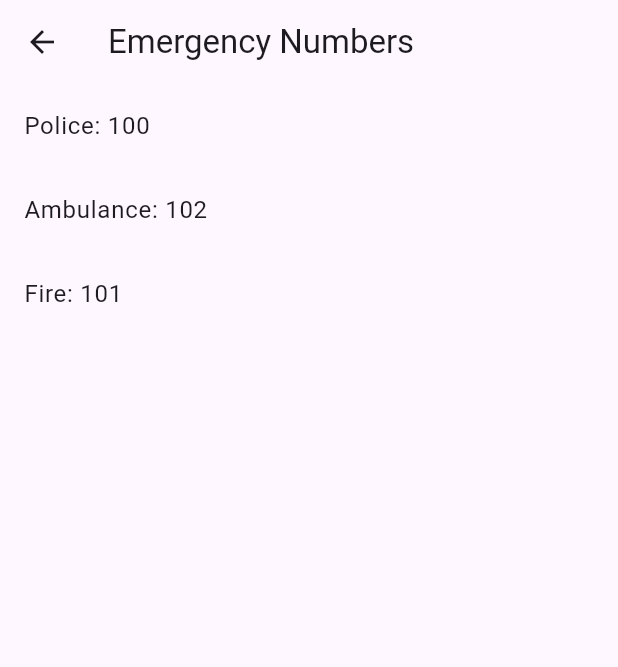
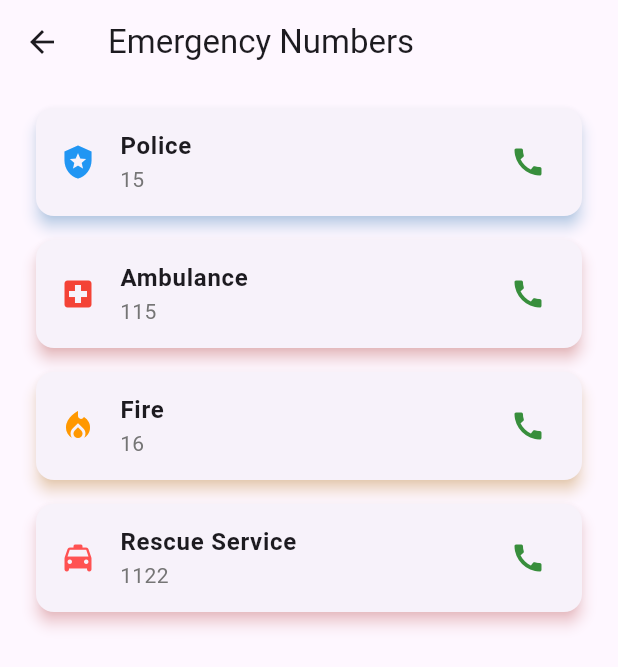
Before and after one commit to Abdeali5253/fyp, a Flutter app: the EmergencyNumScreen screen opened directly, on a phone screen of 412 x 824 dp. Shown: the top 667 px of the screen. Run offline on Flutter 3.47's test engine with Material 3 defaults, Android fonts, the phone set to English and light mode, and no system bars.

Commit message:
Emergency num included

```diff
--- a/lib/src/views/emergency_num_screen.dart
+++ b/lib/src/views/emergency_num_screen.dart
@@ -13,6 +13,24 @@ class EmergencyNumScreen extends StatelessWidget {
     }
   }
 
+  Widget _buildEmergencyTile(String title, String number, IconData icon, Color color) {
+    return Card(
+      margin: const EdgeInsets.symmetric(vertical: 8.0, horizontal: 16.0),
+      elevation: 4.0,
+      shadowColor: color.withOpacity(0.5),
+      child: ListTile(
+        leading: Icon(icon, color: color),
+        title: Text(title, style: TextStyle(fontWeight: FontWeight.bold)),
+        subtitle: Text(number, style: TextStyle(color: Colors.grey[600])),
+        trailing: Icon(Icons.call, color: Colors.green[700]),
+        onTap: () => _makePhoneCall(number),
+        shape: RoundedRectangleBorder(
+          borderRadius: BorderRadius.circular(8.0),
+        ),
+      ),
+    );
+  }
+
   @override
   Widget build(BuildContext context) {
     return Scaffold(
@@ -20,19 +38,12 @@ class EmergencyNumScreen extends StatelessWidget {
         title: const Text('Emergency Numbers'),
       ),
       body: ListView(
+        padding: const EdgeInsets.all(8.0),
         children: <Widget>[
-          ListTile(
-            title: const Text('Police: 100'),
-            onTap: () => _makePhoneCall('100'),
-          ),
-          ListTile(
-            title: const Text('Ambulance: 102'),
-            onTap: () => _makePhoneCall('102'),
-          ),
-          ListTile(
-            title: const Text('Fire: 101'),
-            onTap: () => _makePhoneCall('101'),
-          ),
+          _buildEmergencyTile('Police', '15', Icons.local_police, Colors.blue),
+          _buildEmergencyTile('Ambulance', '115', Icons.local_hospital, Colors.red),
+          _buildEmergencyTile('Fire', '16', Icons.local_fire_department, Colors.orange),
+          _buildEmergencyTile("Rescue Service", "1122", Icons.local_taxi_rounded, Colors.redAccent)
         ],
       ),
     );
```
Also changed, not shown: 1 other file.
